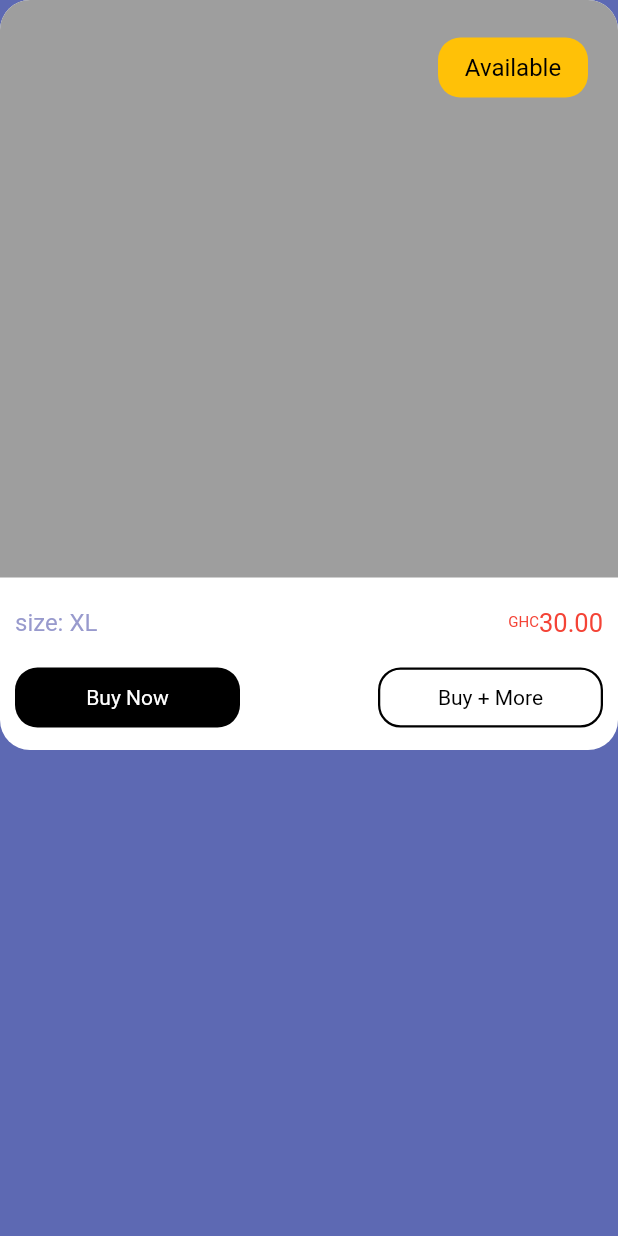
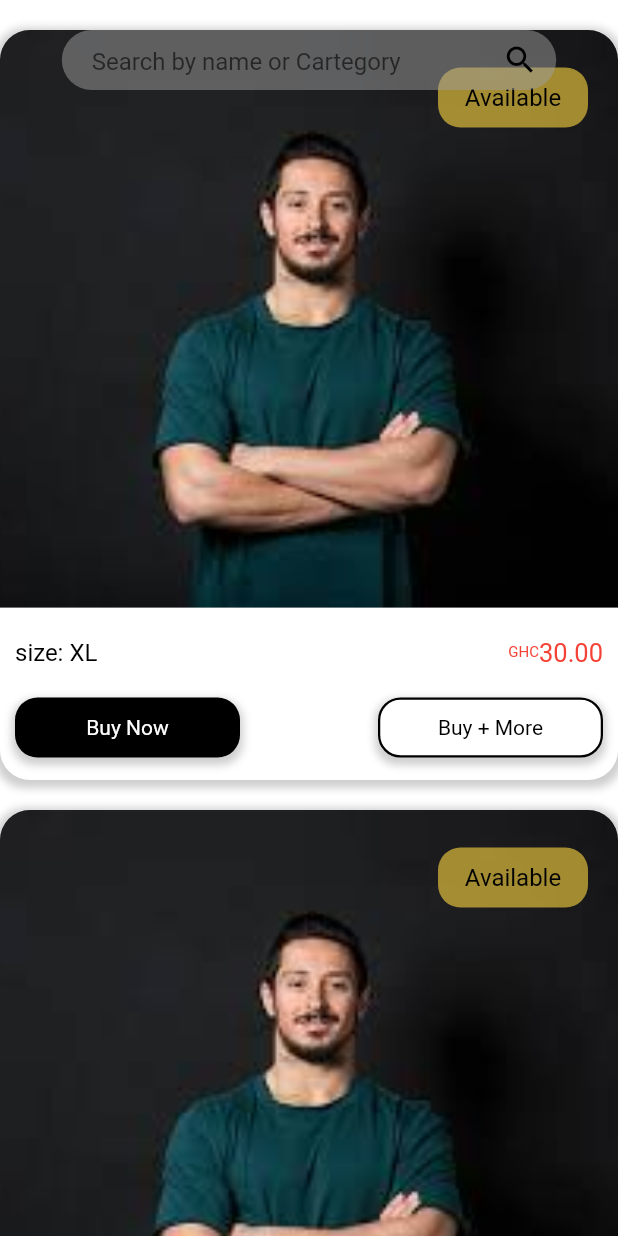
Before and after one commit to Genics85/fooseonline, a Flutter app: the screen it shows after launch, on a phone screen of 412 x 824 dp. Run offline on Flutter 3.47's test engine with Material 2 defaults, Android fonts, the phone set to English and light mode, and no system bars.

Commit message:
images added and search bar modified

```diff
--- a/lib/assets/post.dart
+++ b/lib/assets/post.dart
@@ -0,0 +1,143 @@
+import 'package:flutter/cupertino.dart';
+import 'package:flutter/material.dart';
+
+import 'app_text.dart';
+
+class Post extends StatefulWidget {
+  const Post({Key? key}) : super(key: key);
+
+  @override
+  _PostState createState() => _PostState();
+}
+
+class _PostState extends State<Post> {
+  @override
+  Widget build(BuildContext context) {
+    return Container(
+      margin: EdgeInsets.only(top: 20),
+      child: Column(
+        children: [
+          Container(
+            width: MediaQuery.of(context).size.width,
+            height: 500,
+            decoration: BoxDecoration(
+                borderRadius: BorderRadius.circular(20),
+                color: Colors.white,
+              boxShadow: [
+                BoxShadow(
+                  color: Colors.grey.withOpacity(0.5),
+                  spreadRadius: 3,
+                  blurRadius: 4,
+                  offset: Offset(0,2)
+                )
+              ]
+
+            ),
+            child: Column(
+              children: [
+                Stack(
+
+                    children:[
+                      Container(
+                        height: 385,
+                        decoration: const BoxDecoration(
+                            borderRadius: BorderRadius.only(topLeft: Radius.circular(20), topRight: Radius.circular(20)),
+                            color: Colors.grey,
+                          image: DecorationImage(image: AssetImage("images/shirt2.jpg"),
+                            fit: BoxFit.cover
+                          )
+                        ),
+                      ),
+                      Container(
+                        child: Container(
+                          alignment: Alignment.center,
+                          margin: EdgeInsets.only(left: MediaQuery.of(context).size.width-120,top: 25),
+                          width: 100,
+                          height: 40,
+                          decoration: BoxDecoration(
+                              borderRadius: BorderRadius.circular(15),
+                              color: Colors.amberAccent.withOpacity(.6)
+                          ),
+                          child: AppText(text: "Available",color: Colors.black,),
+                        ),
+                      )
+                    ]
+                ),
+
+                Container(
+                  padding: EdgeInsets.only(left: 10,right: 10,top: 20),
+                  child: Column(
+                    children: [
+                      Row(
+                        mainAxisAlignment: MainAxisAlignment.spaceBetween,
+                        children: [
+                          AppText(text: "size: XL",color: Colors.black,),
+                          Container(
+                            child: Row(
+                              children: [
+                                AppText(text: "GHC",size: 10,color: Colors.red,),
+                                AppText(text: "30.00",size: 17,color: Colors.red,),
+                              ],
+                            ),
+                          )
+
+                        ],
+                      ),
+                      SizedBox(height: 20,),
+                      Row(
+                        mainAxisAlignment: MainAxisAlignment.spaceBetween,
+                        children: [
+                          Container(
+                            alignment: Alignment.center,
+                            width: 150,
+                            height: 40,
+                            decoration: BoxDecoration(
+                              borderRadius: BorderRadius.circular(15),
+                              color: Colors.black,
+                                boxShadow: [
+                                  BoxShadow(
+                                      color: Colors.grey.withOpacity(0.5),
+                                      spreadRadius: 2,
+                                      blurRadius: 4,
+                                      offset: Offset(0,3)
+                                  )
+                                ]
+                            ),
+                            child: AppText(text: "Buy Now",color: Colors.white,size: 14,),
+                          ),
+                          Container(
+                            alignment: Alignment.center,
+                            width: 150,
+                            height: 40,
+                            decoration: BoxDecoration(
+                              borderRadius: BorderRadius.circular(15),
+                              color: Colors.white,
+                              border: Border.all(
+                                  color: Colors.black,
+                                  width: 1.5
+                              ),
+                                boxShadow: [
+                                  BoxShadow(
+                                      color: Colors.grey.withOpacity(0.5),
+                                      spreadRadius: 2,
+                                      blurRadius: 4,
+                                      offset: Offset(0,3)
+                                  )
+                                ]
+
+                            ),
+                            child: AppText(text: "Buy + More",color: Colors.black,size: 14,),
+                          )
+                        ],
+                      )
+                    ],
+                  ),
+                )
+              ],
+            ),
+          )
+        ],
+      ),
+    );
+  }
+}
--- /dev/null
+++ b/lib/assets/search_space.dart
@@ -0,0 +1,34 @@
+import 'package:flutter/material.dart';
+
+class Search extends StatefulWidget {
+  const Search({Key? key}) : super(key: key);
+
+  @override
+  _SearchState createState() => _SearchState();
+}
+
+class _SearchState extends State<Search> {
+  @override
+  Widget build(BuildContext context) {
+    return Container(
+      padding: EdgeInsets.only(left: 20),
+      height: 40,
+      width: MediaQuery.of(context).size.width*0.8,
+      decoration: BoxDecoration(
+        borderRadius: BorderRadius.circular(20),
+        color: Colors.grey.withOpacity(0.5),
+      ),
+      child: TextField(
+        decoration: InputDecoration(
+          hintText: "Search by name or Cartegory",
+          border: InputBorder.none,
+          focusColor: Colors.black,
+          suffixIcon: IconButton(
+            icon: Icon(Icons.search,color: Colors.black,),
+            onPressed: () {  },
+          )
+        ),
+      ),
+    );
+  }
+}
--- a/lib/pages/landing_page.dart
+++ b/lib/pages/landing_page.dart
@@ -1,7 +1,8 @@
 import 'package:flutter/cupertino.dart';
 import 'package:flutter/material.dart';
 import 'package:fooseonline/assets/app_color.dart';
-import 'package:fooseonline/assets/app_text.dart';
+import 'package:fooseonline/assets/post.dart';
+import 'package:fooseonline/assets/search_space.dart';
 
 class LandingPage extends StatefulWidget {
   const LandingPage({Key? key}) : super(key: key);
@@ -20,102 +21,21 @@ class _LandingPageState extends State<LandingPage> {
           width: MediaQuery.of(context).size.width,
           height: MediaQuery.of(context).size.height,
           decoration:const BoxDecoration(
-            color: AppColors.mainColor
+            color:Colors.white
           ),
-          child: Container(
-            child: Column(
-              children: [
-                Container(
-                  width: MediaQuery.of(context).size.width,
-                  height: 500,
-                  decoration: BoxDecoration(
-                    borderRadius: BorderRadius.circular(20),
-                    color: Colors.white
-                  ),
-                  child: Column(
-                    children: [
-                      Stack(
-
-                        children:[
-                          Container(
-                          height: 385,
-                          decoration: const BoxDecoration(
-                              borderRadius: BorderRadius.only(topLeft: Radius.circular(20), topRight: Radius.circular(20)),
-                              color: Colors.grey
-                          ),
-                        ),
-                          Container(
-                            alignment: Alignment.center,
-                            margin: EdgeInsets.only(left: MediaQuery.of(context).size.width-120,top: 25),
-                            width: 100,
-                            height: 40,
-                            decoration: BoxDecoration(
-                              borderRadius: BorderRadius.circular(15),
-                              color: Colors.amber
-                            ),
-                            child: AppText(text: "Available",color: Colors.black,),
-                          )
-                        ]
-                      ),
-
-                      Container(
-                        padding: EdgeInsets.only(left: 10,right: 10,top: 20),
-                        child: Column(
-                          children: [
-                            Row(
-                              mainAxisAlignment: MainAxisAlignment.spaceBetween,
-                              children: [
-                                AppText(text: "size: XL"),
-                                Container(
-                                  child: Row(
-                                    children: [
-                                      AppText(text: "GHC",size: 10,color: Colors.red,),
-                                      AppText(text: "30.00",size: 17,color: Colors.red,),
-                                    ],
-                                  ),
-                                )
-
-                              ],
-                            ),
-                            SizedBox(height: 20,),
-                            Row(
-                              mainAxisAlignment: MainAxisAlignment.spaceBetween,
-                              children: [
-                                Container(
-                                  alignment: Alignment.center,
-                                  width: 150,
-                                  height: 40,
-                                  decoration: BoxDecoration(
-                                    borderRadius: BorderRadius.circular(15),
-                                    color: Colors.black,
-                                  ),
-                                  child: AppText(text: "Buy Now",color: Colors.white,size: 14,),
-                                ),
-                                Container(
-                                  alignment: Alignment.center,
-                                  width: 150,
-                                  height: 40,
-                                  decoration: BoxDecoration(
-                                    borderRadius: BorderRadius.circular(15),
-                                    color: Colors.white,
-                                    border: Border.all(
-                                      color: Colors.black,
-                                      width: 1.5
-                                    ),
-                                  ),
-                                  child: AppText(text: "Buy + More",color: Colors.black,size: 14,),
-                                )
-                              ],
-                            )
-                          ],
-                        ),
-                      )
-                    ],
-                  ),
-                )
-              ],
-            ),
-          ),
+          child: Stack(
+            children:[
+              ListView.builder(
+                  itemCount: 20,
+                  itemBuilder: (BuildContext context , index){
+                    return Post();
+                  }),
+              Container(
+                padding: EdgeInsets.only(top: 20),
+                alignment: Alignment.topCenter,
+                  child: Search())
+            ]
+          )
         ),
       )
     );
--- a/pubspec.yaml
+++ b/pubspec.yaml
@@ -58,8 +58,8 @@ flutter:
   uses-material-design: true
 
   # To add assets to your application, add an assets section, like this:
-  # assets:
-  #   - images/a_dot_burr.jpeg
+  assets:
+     - images/
   #   - images/a_dot_ham.jpeg
 
   # An image asset can refer to one or more resolution-specific "variants", see
```
Also changed, not shown: images/jacket.jpg (added), images/shirt.jpg (added), images/shirt2.jpg (added).
